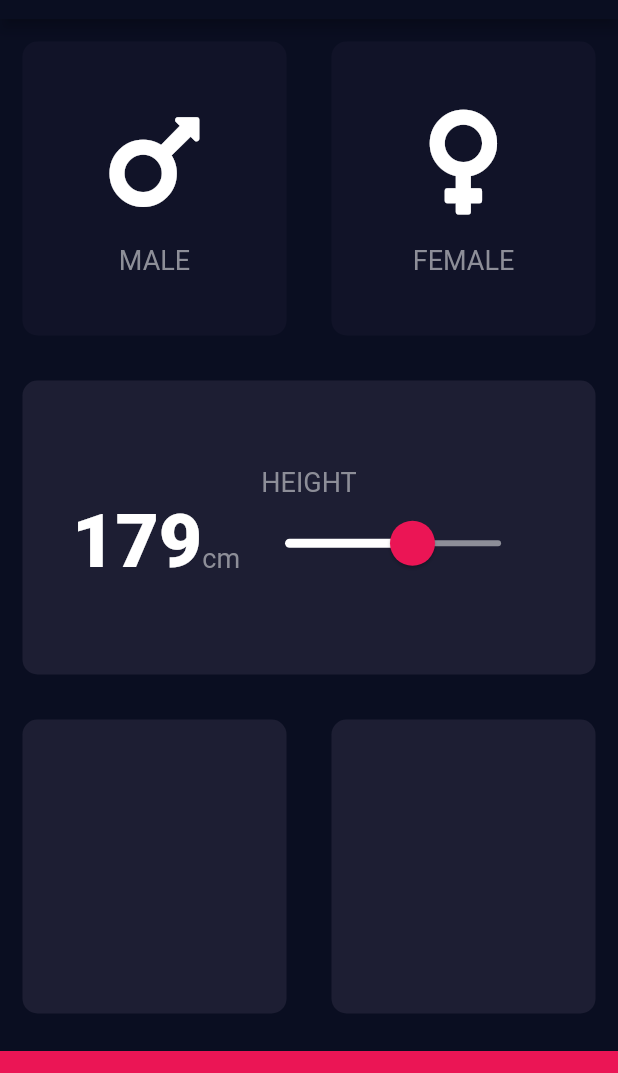
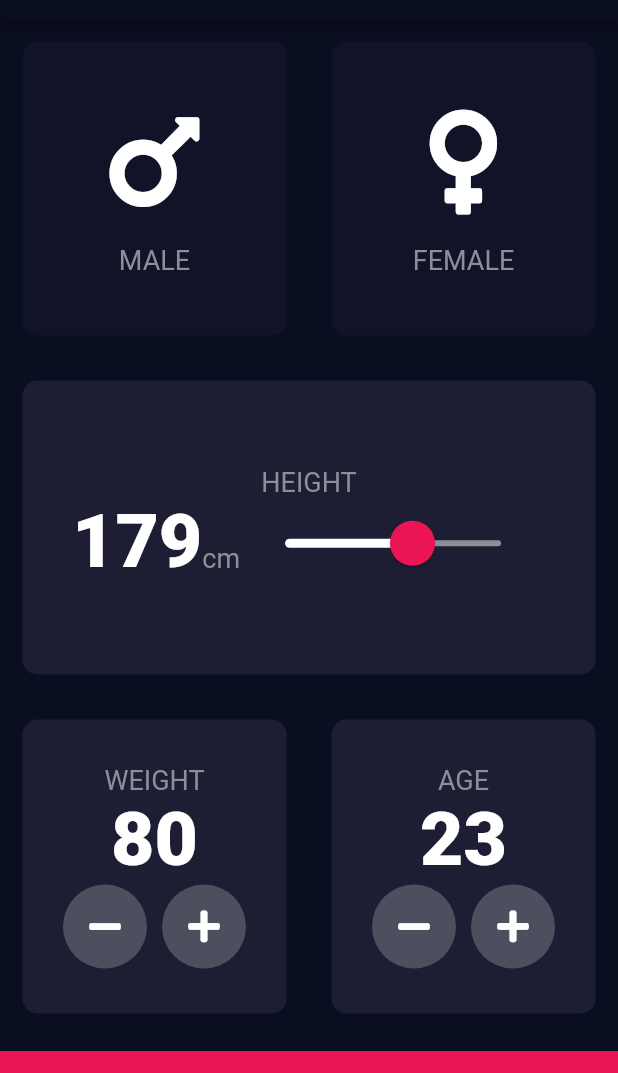
Before and after one commit to robsonsilv4/bmi-calculator, a Flutter app: the screen it shows after launch, on a phone screen of 412 x 824 dp, the part 65-1138 px from its top. Run offline on Flutter 3.47's test engine with Material 2 defaults, Android fonts, the phone set to English and light mode, and no system bars; our stand-ins replace font_awesome_flutter.

Commit message:
Finalizado cards de peso e idade

```diff
--- a/lib/input_page.dart
+++ b/lib/input_page.dart
@@ -17,6 +17,8 @@ class InputPage extends StatefulWidget {
 class _InputPageState extends State<InputPage> {
   Gender selectedGender;
   int height = 179;
+  int weight = 80;
+  int age = 23;
 
   @override
   Widget build(BuildContext context) {
@@ -122,11 +124,85 @@ class _InputPageState extends State<InputPage> {
                   Expanded(
                     child: ReusableCard(
                       color: kActiveCardColor,
+                      child: Column(
+                        mainAxisAlignment: MainAxisAlignment.center,
+                        children: <Widget>[
+                          Text(
+                            'WEIGHT',
+                            style: kTextStyle,
+                          ),
+                          Text(
+                            weight.toString(),
+                            style: kNumberTextStyle,
+                          ),
+                          Row(
+                            mainAxisAlignment: MainAxisAlignment.center,
+                            children: <Widget>[
+                              RoundIconButton(
+                                icon: FontAwesomeIcons.minus,
+                                onPressed: () {
+                                  setState(() {
+                                    weight--;
+                                  });
+                                },
+                              ),
+                              SizedBox(
+                                width: 10.0,
+                              ),
+                              RoundIconButton(
+                                icon: FontAwesomeIcons.plus,
+                                onPressed: () {
+                                  setState(() {
+                                    weight++;
+                                  });
+                                },
+                              ),
+                            ],
+                          )
+                        ],
+                      ),
                     ),
                   ),
                   Expanded(
                     child: ReusableCard(
                       color: kActiveCardColor,
+                      child: Column(
+                        mainAxisAlignment: MainAxisAlignment.center,
+                        children: <Widget>[
+                          Text(
+                            'AGE',
+                            style: kTextStyle,
+                          ),
+                          Text(
+                            age.toString(),
+                            style: kNumberTextStyle,
+                          ),
+                          Row(
+                            mainAxisAlignment: MainAxisAlignment.center,
+                            children: <Widget>[
+                              RoundIconButton(
+                                icon: FontAwesomeIcons.minus,
+                                onPressed: () {
+                                  setState(() {
+                                    age--;
+                                  });
+                                },
+                              ),
+                              SizedBox(
+                                width: 10.0,
+                              ),
+                              RoundIconButton(
+                                icon: FontAwesomeIcons.plus,
+                                onPressed: () {
+                                  setState(() {
+                                    age++;
+                                  });
+                                },
+                              ),
+                            ],
+                          )
+                        ],
+                      ),
                     ),
                   ),
                 ],
@@ -142,3 +218,22 @@ class _InputPageState extends State<InputPage> {
         ));
   }
 }
+
+class RoundIconButton extends StatelessWidget {
+  final IconData icon;
+  final Function onPressed;
+
+  RoundIconButton({@required this.icon, @required this.onPressed});
+
+  @override
+  Widget build(BuildContext context) {
+    return RawMaterialButton(
+      child: Icon(icon),
+      constraints: BoxConstraints.tightFor(width: 56.0, height: 56.0),
+      shape: CircleBorder(),
+      fillColor: Color(0xFF4C4F5E),
+      elevation: 0.0,
+      onPressed: onPressed,
+    );
+  }
+}
```
